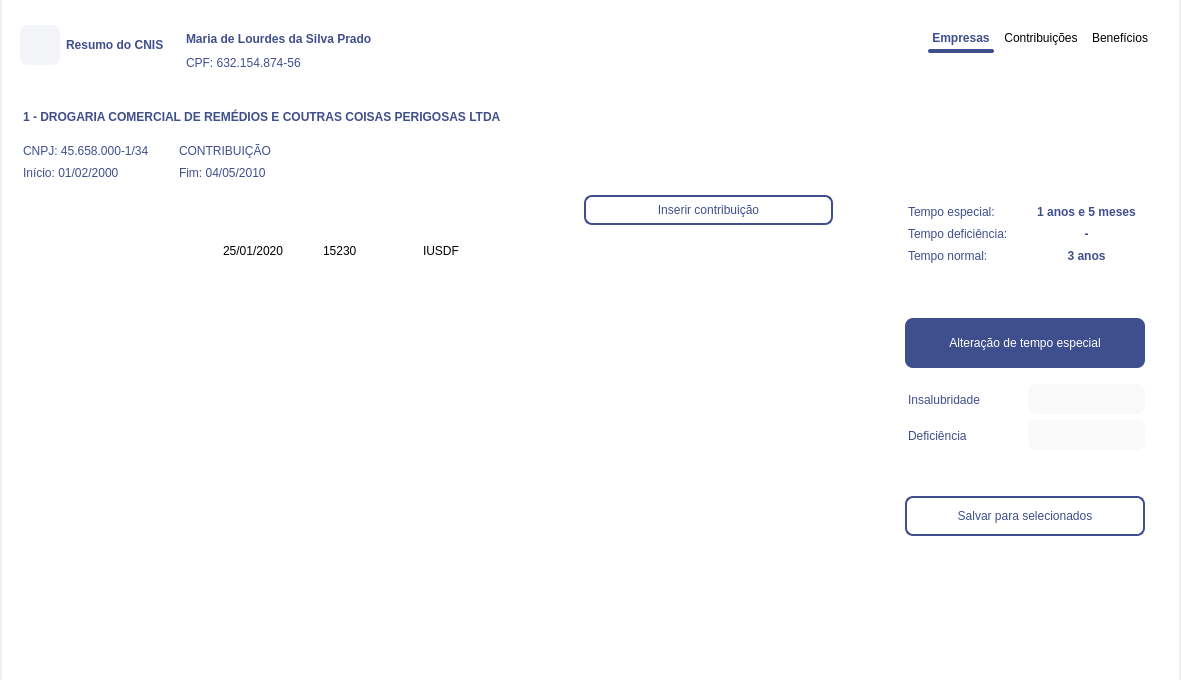
First picture: the form in Design/UI/wdgResumoCNIS.ui, repository newprev/PrevCliente, before the edit.
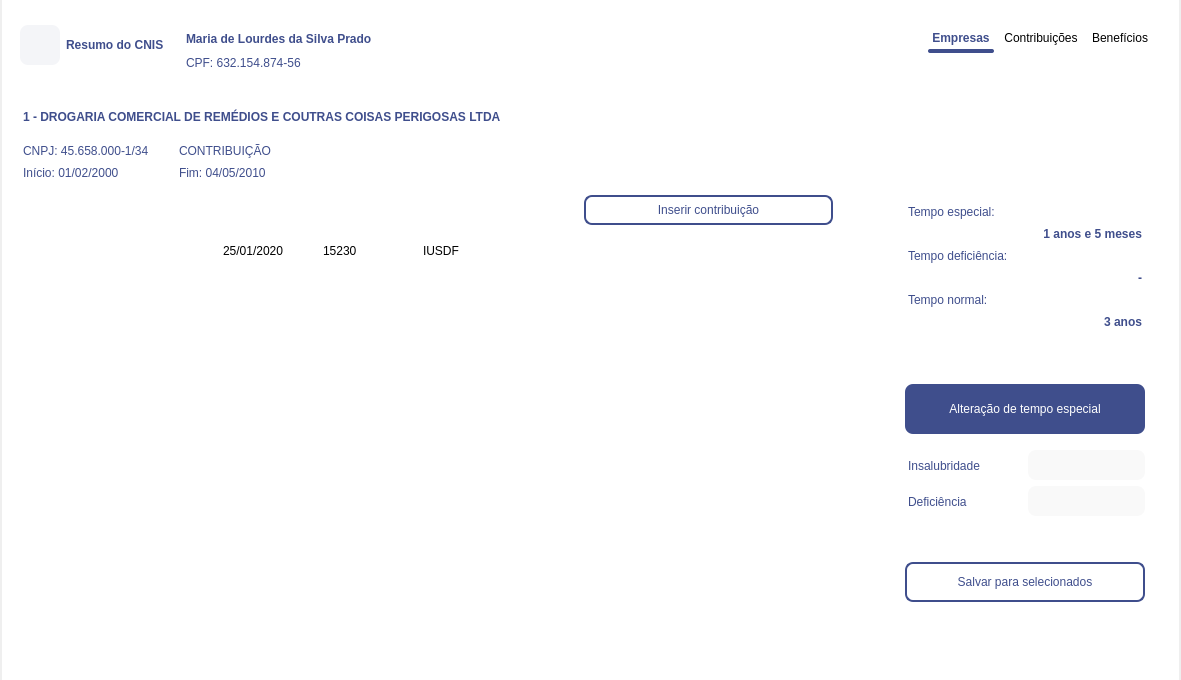
Second picture: the form after the edit. The open tabs and pages were chosen to show the change. Icons and pictures are not drawn.

Commit message:
Lógica de cálculo do tempo de contribuição calculada
- Inserir/excluir/editar tempo de trabalho insalubre;
- Cálculo do tempo de contribuição separado por normal e especial.

What changed in the file:
```diff
--- a/Design/UI/wdgResumoCNIS.ui
+++ b/Design/UI/wdgResumoCNIS.ui
@@ -1070,54 +1070,54 @@
                          <property name="rightMargin">
                           <number>0</number>
                          </property>
-                         <item row="0" column="0">
+                         <item row="0" column="0" colspan="2">
                           <widget class="QLabel" name="lbInfoTpEspecial">
                            <property name="text">
                             <string>Tempo especial:</string>
                            </property>
                           </widget>
                          </item>
-                         <item row="1" column="0">
+                         <item row="2" column="0" colspan="2">
                           <widget class="QLabel" name="lbInfoTpDeficiencia">
                            <property name="text">
                             <string>Tempo deficiência:</string>
                            </property>
                           </widget>
                          </item>
-                         <item row="2" column="0">
-                          <widget class="QLabel" name="lbInfoTpNormal">
-                           <property name="text">
-                            <string>Tempo normal:</string>
-                           </property>
-                          </widget>
-                         </item>
-                         <item row="0" column="1">
-                          <widget class="QLabel" name="lbTpEspecial">
-                           <property name="text">
-                            <string>1 anos e 5 meses</string>
-                           </property>
-                           <property name="alignment">
-                            <set>Qt::AlignCenter</set>
-                           </property>
-                          </widget>
-                         </item>
-                         <item row="1" column="1">
+                         <item row="3" column="0" colspan="2">
                           <widget class="QLabel" name="lbTpDeficiencia">
                            <property name="text">
                             <string>-</string>
                            </property>
                            <property name="alignment">
-                            <set>Qt::AlignCenter</set>
+                            <set>Qt::AlignRight|Qt::AlignTrailing|Qt::AlignVCenter</set>
                            </property>
                           </widget>
                          </item>
-                         <item row="2" column="1">
+                         <item row="1" column="0" colspan="2">
+                          <widget class="QLabel" name="lbTpEspecial">
+                           <property name="text">
+                            <string>1 anos e 5 meses</string>
+                           </property>
+                           <property name="alignment">
+                            <set>Qt::AlignRight|Qt::AlignTrailing|Qt::AlignVCenter</set>
+                           </property>
+                          </widget>
+                         </item>
+                         <item row="5" column="0" colspan="2">
                           <widget class="QLabel" name="lbTpNormal">
                            <property name="text">
                             <string>3 anos</string>
                            </property>
                            <property name="alignment">
-                            <set>Qt::AlignCenter</set>
+                            <set>Qt::AlignRight|Qt::AlignTrailing|Qt::AlignVCenter</set>
+                           </property>
+                          </widget>
+                         </item>
+                         <item row="4" column="0" colspan="2">
+                          <widget class="QLabel" name="lbInfoTpNormal">
+                           <property name="text">
+                            <string>Tempo normal:</string>
                            </property>
                           </widget>
                          </item>
```
The commit also changes 3 other files.
